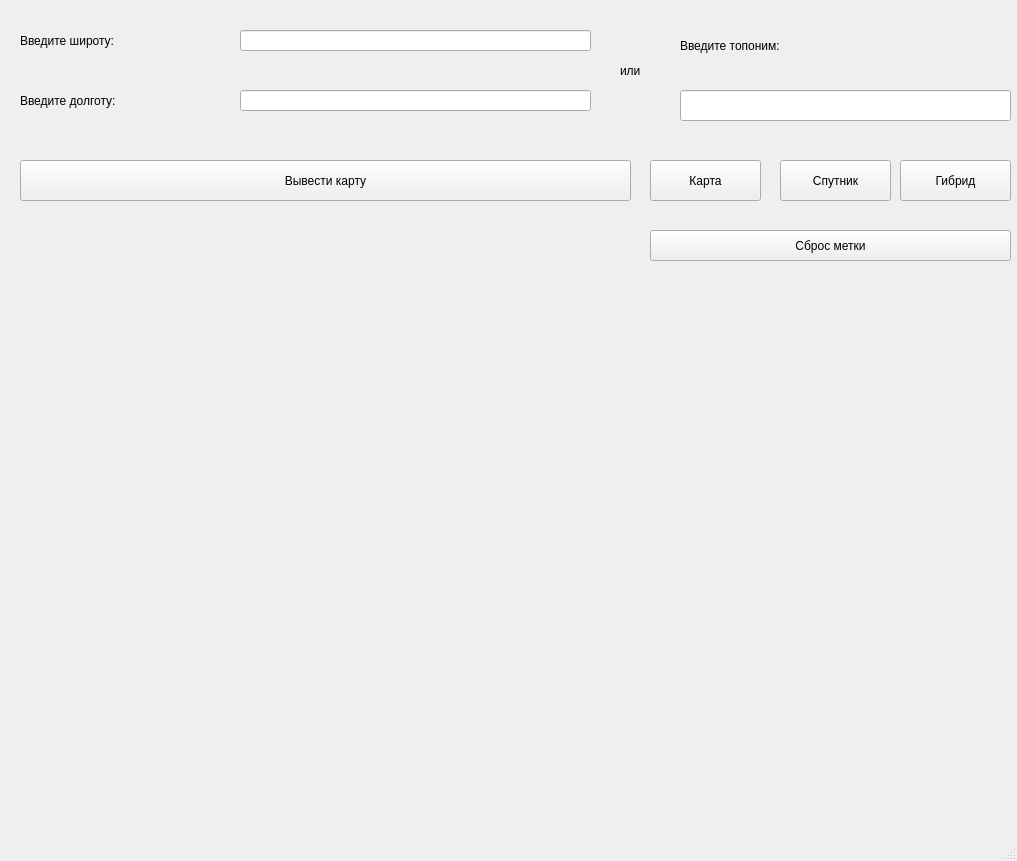
code-n-cry/yandexmapsblin, file map.ui: the form before one commit.
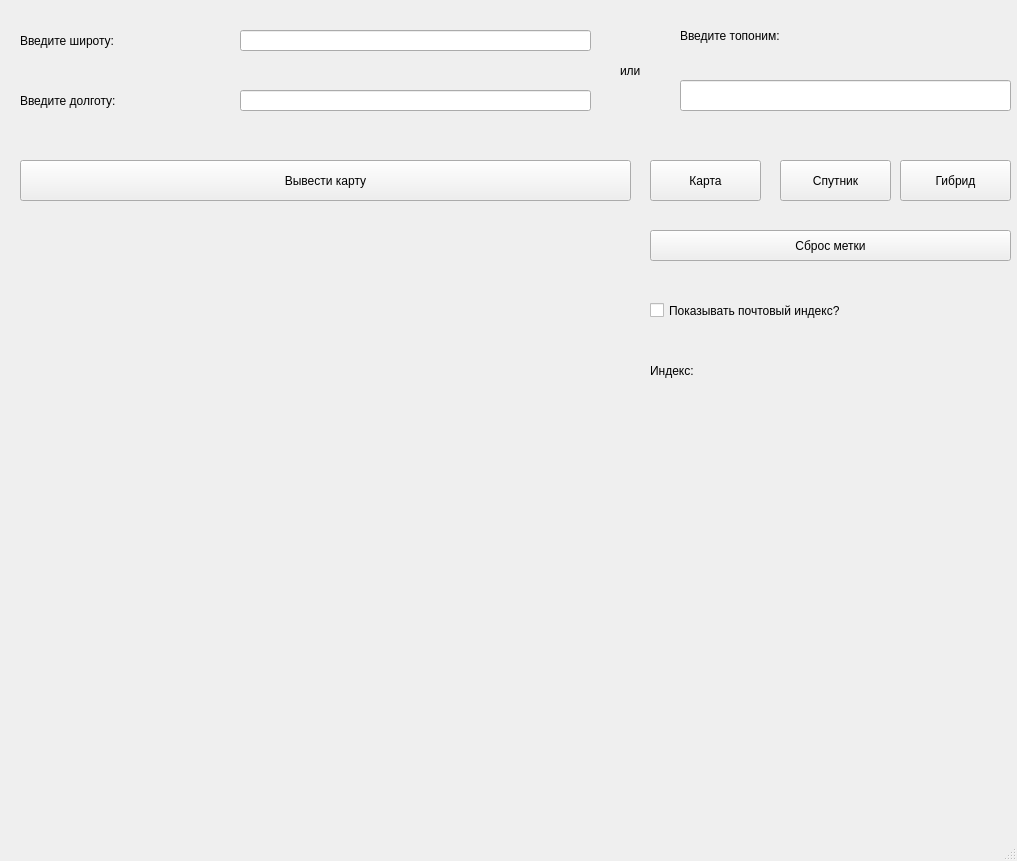
The form after the commit.

Commit message: Еще два допа!

Patch:
```diff
--- a/map.ui
+++ b/map.ui
@@ -103,7 +103,7 @@
     <property name="geometry">
      <rect>
       <x>680</x>
-      <y>90</y>
+      <y>80</y>
       <width>331</width>
       <height>31</height>
      </rect>
@@ -113,7 +113,7 @@
     <property name="geometry">
      <rect>
       <x>680</x>
-      <y>30</y>
+      <y>20</y>
       <width>271</width>
       <height>31</height>
      </rect>
@@ -186,9 +186,9 @@
    <widget class="QLabel" name="addressLabel">
     <property name="geometry">
      <rect>
-      <x>80</x>
-      <y>780</y>
-      <width>911</width>
+      <x>20</x>
+      <y>770</y>
+      <width>891</width>
       <height>51</height>
      </rect>
     </property>
@@ -196,6 +196,32 @@
      <string/>
     </property>
    </widget>
+   <widget class="QCheckBox" name="postBox">
+    <property name="geometry">
+     <rect>
+      <x>650</x>
+      <y>290</y>
+      <width>351</width>
+      <height>41</height>
+     </rect>
+    </property>
+    <property name="text">
+     <string>Показывать почтовый индекс?</string>
+    </property>
+   </widget>
+   <widget class="QLabel" name="postLabel">
+    <property name="geometry">
+     <rect>
+      <x>650</x>
+      <y>350</y>
+      <width>321</width>
+      <height>41</height>
+     </rect>
+    </property>
+    <property name="text">
+     <string>Индекс:</string>
+    </property>
+   </widget>
   </widget>
   <widget class="QStatusBar" name="statusbar"/>
  </widget>
```
The commit also changes 1 other file.
